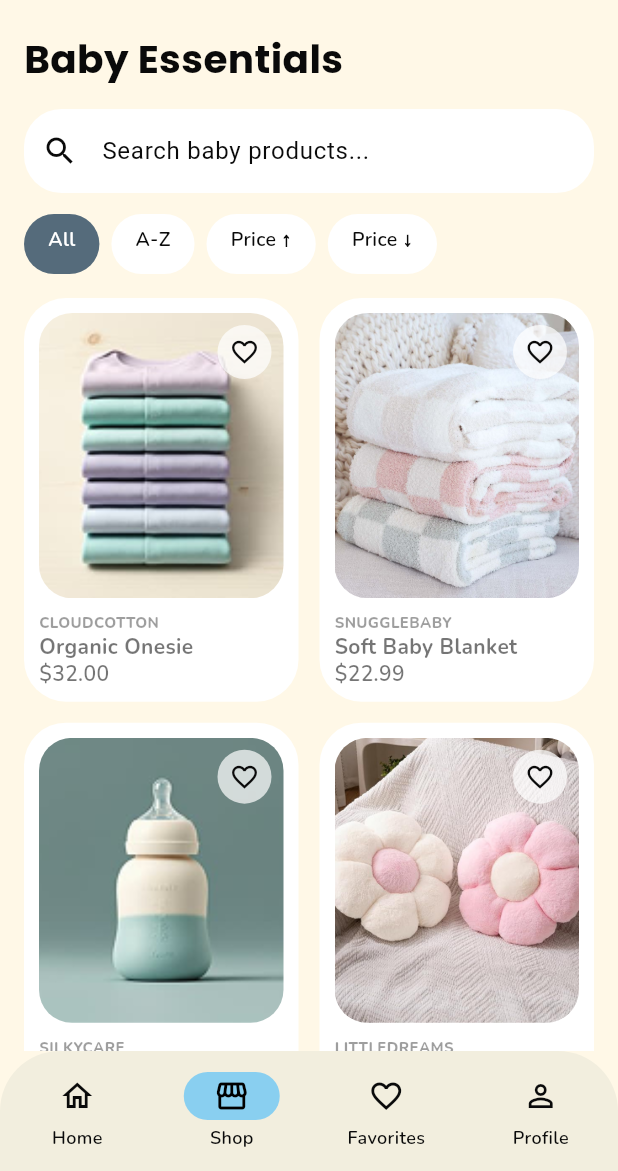
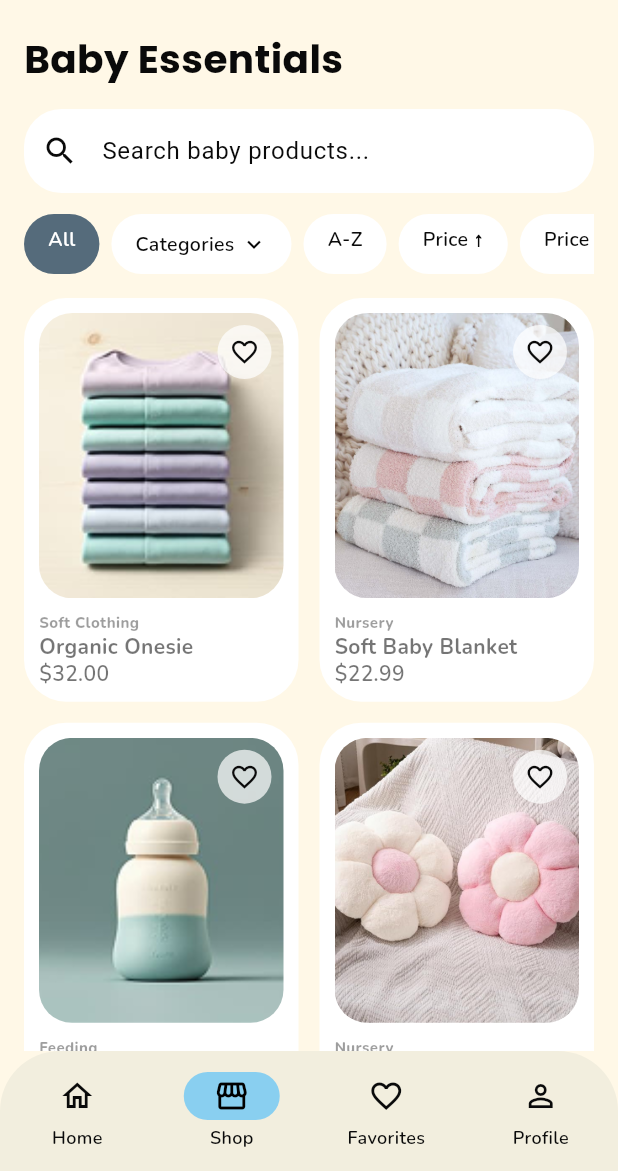
Before and after one commit to Flutter-Mobile-Project/Baby-Store-Project, a Flutter app: the screen it shows after launch, item 2 of the bottom bar chosen, on a phone screen of 412 x 824 dp, the part 65-1236 px from its top. Run offline on Flutter 3.47's test engine with Material 3 defaults, Android fonts, the phone set to English and light mode, and no system bars; our stand-ins replace cloud_firestore, confetti, firebase_auth, firebase_core, flutter_riverpod, google_maps_flutter and 2 more; accounts and stored records are empty.

Commit message:
add categories filter

```diff
--- a/lib/data/mock_product.dart
+++ b/lib/data/mock_product.dart
@@ -2,63 +2,61 @@ import 'package:baby_store_app/models/product.dart';
 
 List<Product> products = [
   Product(
-    brand: "CLOUDCOTTON",
+    brand: "Soft Clothing",
     title: "Organic Onesie",
     price: 32.00,
     image: "assets/images/category/onesie.png",
   ),
-
-  // New Products
   Product(
-    brand: "SNUGGLEBABY",
+    brand: "Nursery",
     title: "Soft Baby Blanket",
     price: 22.99,
     image: "assets/images/category/blanket.jpg",
   ),
   Product(
-    brand: "SILKYCARE",
+    brand: "Feeding",
     title: "Anti-Colic Bottle",
     price: 24.00,
     image: "assets/images/category/bottle.png",
   ),
   Product(
-    brand: "LITTLEDREAMS",
+    brand: "Nursery",
     title: "Baby Sleep Pillow",
     price: 19.99,
     image: "assets/images/category/pillow.jpg",
   ),
   Product(
-    brand: "PURECARE",
+    brand: "Nursery",
     title: "Baby Wipes Pack",
     price: 12.50,
     image: "assets/images/category/wipes.jpg",
   ),
   Product(
-    brand: "WOODYTOY",
+    brand: "Safe Toys",
     title: "Natural Beech Rattle",
     price: 18.50,
     image: "assets/images/category/rattle.png",
   ),
   Product(
-    brand: "TINYFEET",
+    brand: "Soft Clothing",
     title: "Cotton Baby Socks",
     price: 9.99,
     image: "assets/images/category/socks.jpg",
   ),
   Product(
-    brand: "MINIMUNCH",
+    brand: "Feeding",
     title: "Silicone Feeding Set",
     price: 29.99,
     image: "assets/images/category/feeding_set.jpg",
   ),
   Product(
-    brand: "HUGGYBUDDY",
+    brand: "Safe Toys",
     title: "Sage Plush Friend",
     price: 28.00,
     image: "assets/images/category/teddy.png",
   ),
   Product(
-    brand: "SAFESTROLL",
+    brand: "Gear",
     title: "Compact Baby Stroller",
     price: 149.99,
     image: "assets/images/category/stroller.jpg",
--- a/lib/features/shop/shop_screen.dart
+++ b/lib/features/shop/shop_screen.dart
@@ -6,7 +6,7 @@ class ShopScreen extends StatefulWidget {
   final List<Map<String, dynamic>> favoriteItems;
   final Function(Map<String, String>) onToggleFavorite;
   final Function(List<Map<String, dynamic>>) onAddToCart;
-  final Function(Map<String, dynamic>) onViewProduct; // <-- ADDED THIS
+  final Function(Map<String, dynamic>) onViewProduct;
   final String selectedCategory;
 
   const ShopScreen({
@@ -14,7 +14,7 @@ class ShopScreen extends StatefulWidget {
     required this.favoriteItems,
     required this.onToggleFavorite,
     required this.onAddToCart,
-    required this.onViewProduct, // <-- ADDED THIS
+    required this.onViewProduct,
     this.selectedCategory = 'All',
   });
 
@@ -25,14 +25,41 @@ class ShopScreen extends StatefulWidget {
 class _ShopScreenState extends State<ShopScreen> {
   String _searchQuery = '';
   String _selectedFilter = 'All';
-  late String _activeCategory; // Use this for the dropdown
+  String _activeCategory = 'All';
 
-  final List<String> _categories = ['All', 'Soft Clothing', 'Safe Toys', 'Feeding', 'Gear', 'Nursery'];
+  // 1. REMOVED 'All' FROM THIS LIST
+  final List<String> _categories = [
+    'Soft Clothing',
+    'Safe Toys',
+    'Feeding',
+    'Gear',
+    'Nursery',
+  ];
+
+  @override
+  void initState() {
+    super.initState();
+    _activeCategory = widget.selectedCategory;
+  }
+
+  @override
+  void didUpdateWidget(ShopScreen oldWidget) {
+    super.didUpdateWidget(oldWidget);
+    if (oldWidget.selectedCategory != widget.selectedCategory) {
+      setState(() => _activeCategory = widget.selectedCategory);
+    }
+  }
 
   List get _filteredProducts {
     List filtered = products.where((product) {
       return product.title.toLowerCase().contains(_searchQuery.toLowerCase());
     }).toList();
+
+    if (_activeCategory != 'All') {
+      filtered = filtered
+          .where((product) => product.brand.contains(_activeCategory))
+          .toList();
+    }
 
     if (_selectedFilter == 'A-Z') {
       filtered.sort((a, b) => a.title.compareTo(b.title));
@@ -50,14 +77,23 @@ class _ShopScreenState extends State<ShopScreen> {
   }
 
   Widget _filterChip(String label) {
-    final selected = _selectedFilter == label;
+    // 2. NEW LOGIC: The "All" chip is only blue if BOTH sorting and category are cleared
+    final selected = label == 'All'
+        ? (_selectedFilter == 'All' && _activeCategory == 'All')
+        : _selectedFilter == label;
 
     return Padding(
       padding: const EdgeInsets.only(right: 8),
       child: GestureDetector(
         onTap: () {
           setState(() {
-            _selectedFilter = label;
+            // 3. MASTER RESET: Clicking "All" clears the sorting AND the dropdown
+            if (label == 'All') {
+              _selectedFilter = 'All';
+              _activeCategory = 'All';
+            } else {
+              _selectedFilter = label;
+            }
           });
         },
         child: Container(
@@ -124,6 +160,64 @@ class _ShopScreenState extends State<ShopScreen> {
                 scrollDirection: Axis.horizontal,
                 children: [
                   _filterChip('All'),
+                  Padding(
+                    padding: const EdgeInsets.only(right: 8),
+                    child: PopupMenuButton<String>(
+                      onSelected: (val) {
+                        setState(() {
+                          _activeCategory = val;
+                        });
+                      },
+                      offset: const Offset(0, 40),
+                      shape: RoundedRectangleBorder(
+                        borderRadius: BorderRadius.circular(16),
+                      ),
+                      itemBuilder: (context) => _categories
+                          .map(
+                            (cat) =>
+                                PopupMenuItem(value: cat, child: Text(cat)),
+                          )
+                          .toList(),
+                      child: Container(
+                        padding: const EdgeInsets.symmetric(
+                          horizontal: 16,
+                          vertical: 8,
+                        ),
+                        decoration: BoxDecoration(
+                          color: _activeCategory != 'All'
+                              ? const Color(0xFF556B7B)
+                              : Colors.white,
+                          borderRadius: BorderRadius.circular(20),
+                        ),
+                        child: Row(
+                          mainAxisSize: MainAxisSize.min,
+                          children: [
+                            Text(
+                              _activeCategory == 'All'
+                                  ? 'Categories'
+                                  : _activeCategory,
+                              style: TextStyle(
+                                fontWeight: FontWeight.w600,
+                                color: _activeCategory != 'All'
+                                    ? Colors.white
+                                    : AppColors.textPrimary,
+                              ),
+                            ),
+                            const SizedBox(width: 4),
+                            Icon(
+                              Icons.keyboard_arrow_down,
+                              size: 18,
+                              color: _activeCategory != 'All'
+                                  ? Colors.white
+                                  : AppColors.textPrimary,
+                            ),
+                          ],
+                        ),
+                      ),
+                    ),
+                  ),
+
+
                   _filterChip('A-Z'),
                   _filterChip('Price ↑'),
                   _filterChip('Price ↓'),
@@ -132,6 +226,41 @@ class _ShopScreenState extends State<ShopScreen> {
             ),
 
             const SizedBox(height: 16),
+            // --- NEW: EMPTY STATE CHECK ---
+            if (_filteredProducts.isEmpty)
+              Padding(
+                padding: const EdgeInsets.only(top: 40.0),
+                child: Center(
+                  child: Column(
+                    children: [
+                      Icon(
+                        Icons.search_off_rounded,
+                        size: 80,
+                        color: Colors.grey.shade400
+                      ),
+                      const SizedBox(height: 16),
+                      const Text(
+                        "Oops! Nothing found.",
+                        style: TextStyle(
+                          fontFamily: 'Poppins',
+                          fontSize: 18,
+                          fontWeight: FontWeight.bold,
+                          color: AppColors.textPrimary,
+                        ),
+                      ),
+                      const SizedBox(height: 8),
+                      const Text(
+                        "Try a different search or category.",
+                        style: TextStyle(
+                          fontFamily: 'Nunito',
+                          color: Colors.black54,
+                        ),
+                      ),
+                    ],
+                  ),
+                ),
+              )
+            else
             GridView.builder(
               shrinkWrap: true,
               physics: const NeverScrollableScrollPhysics(),
@@ -150,8 +279,6 @@ class _ShopScreenState extends State<ShopScreen> {
 
                 return GestureDetector(
                   onTap: () {
-                    // THE FIX IS HERE! No more Navigator.push!
-                    // This opens the product detail but keeps the footer at the bottom!
                     widget.onViewProduct({
                       'title': product.title,
                       'price': '\$${product.price.toStringAsFixed(2)}',
```
Also changed, not shown: lib/features/detail/product_detail_screen.dart (+22 -49 lines).
